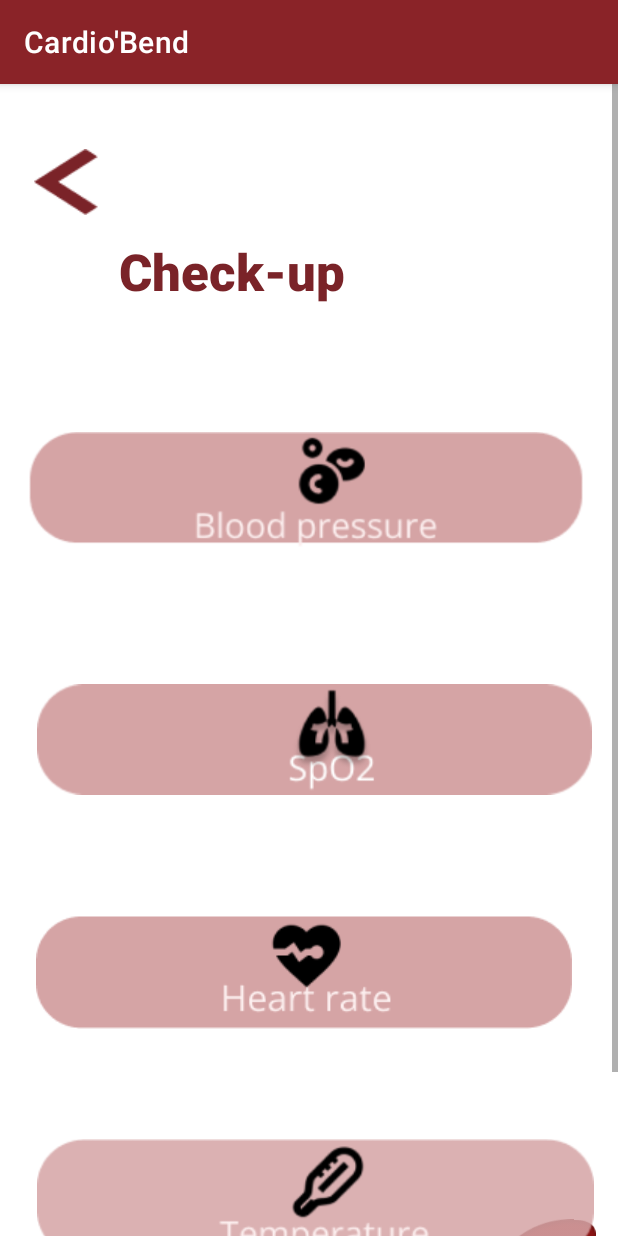
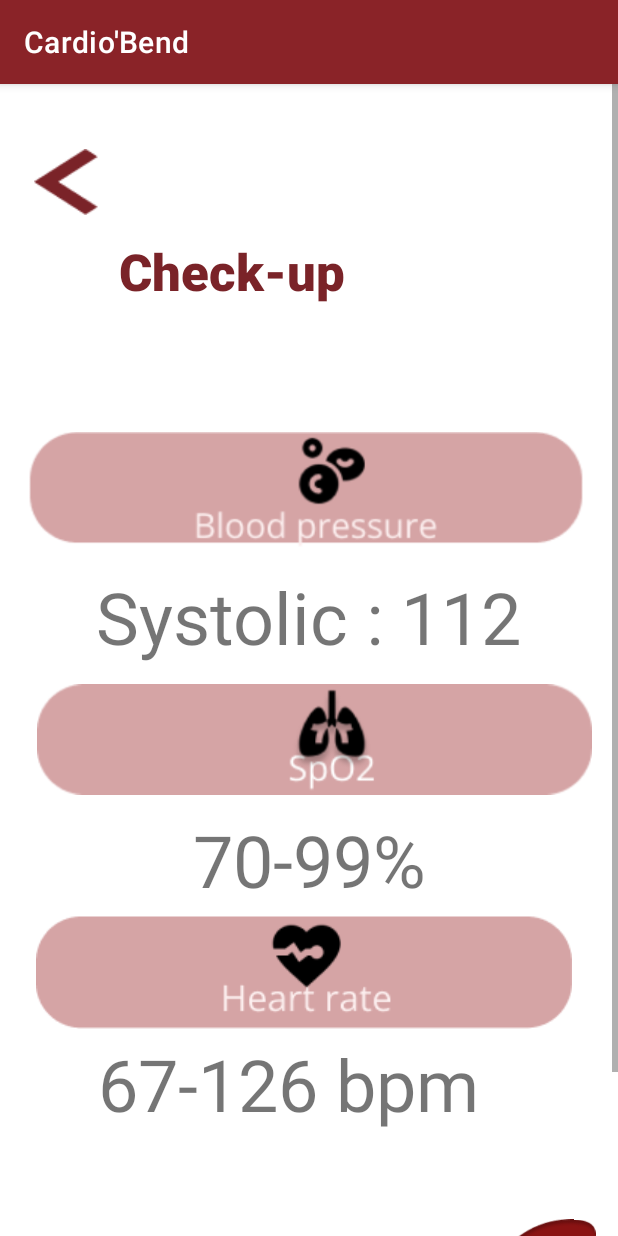
Before and after one commit to cycy27/PST, an Android app: the CheckUpActivity screen opened directly, with no data from a screen before it, on a phone screen of 412 x 824 dp. Run offline under Robolectric (Android 15) with nearby library versions, the phone set to English and light mode, and no system bars.

Commit message:
changes made

```diff
--- a/app/src/main/res/layout/activity_check_up.xml
+++ b/app/src/main/res/layout/activity_check_up.xml
@@ -86,19 +86,6 @@
             app:srcCompat="@drawable/group_8" />
 
         <ImageView
-            android:id="@+id/imageView35"
-            android:layout_width="371dp"
-            android:layout_height="89dp"
-            android:contentDescription="@string/temperature"
-            app:layout_constraintBottom_toBottomOf="parent"
-            app:layout_constraintEnd_toEndOf="parent"
-            app:layout_constraintHorizontal_bias="0.6"
-            app:layout_constraintStart_toStartOf="parent"
-            app:layout_constraintTop_toTopOf="parent"
-            app:layout_constraintVertical_bias="0.866"
-            app:srcCompat="@drawable/group_3" />
-
-        <ImageView
             android:id="@+id/imageView36"
             android:layout_width="401dp"
             android:layout_height="91dp"
@@ -123,6 +110,41 @@
             app:layout_constraintTop_toTopOf="parent"
             app:layout_constraintVertical_bias="0.487"
             app:srcCompat="@drawable/group_4" />
+        <TextView
+            android:id="@+id/textView17"
+            android:layout_width="wrap_content"
+            android:layout_height="wrap_content"
+            android:text="Systolic : 112"
+            android:textSize="48sp"
+            app:layout_constraintBottom_toTopOf="@+id/imageView39"
+            app:layout_constraintEnd_toEndOf="parent"
+            app:layout_constraintStart_toStartOf="parent"
+            app:layout_constraintTop_toBottomOf="@+id/imageView36" />
+
+        <TextView
+            android:id="@+id/textView19"
+            android:layout_width="wrap_content"
+            android:layout_height="wrap_content"
+            android:text="70-99%"
+            android:textSize="48sp"
+            app:layout_constraintBottom_toTopOf="@+id/imageView34"
+            app:layout_constraintEnd_toEndOf="parent"
+            app:layout_constraintStart_toStartOf="parent"
+            app:layout_constraintTop_toBottomOf="@+id/imageView39" />
+
+        <TextView
+            android:id="@+id/textView20"
+            android:layout_width="wrap_content"
+            android:layout_height="wrap_content"
+            android:layout_marginTop="4dp"
+            android:text="67-126 bpm"
+            android:textSize="48sp"
+            app:layout_constraintBottom_toBottomOf="parent"
+            app:layout_constraintEnd_toEndOf="parent"
+            app:layout_constraintHorizontal_bias="0.415"
+            app:layout_constraintStart_toStartOf="parent"
+            app:layout_constraintTop_toBottomOf="@+id/imageView34"
+            app:layout_constraintVertical_bias="0.0" />
 
     </androidx.constraintlayout.widget.ConstraintLayout>
 </ScrollView>
--- a/app/src/main/res/layout/activity_main.xml
+++ b/app/src/main/res/layout/activity_main.xml
@@ -38,7 +38,7 @@
         app:layout_constraintHorizontal_bias="0.023"
         app:layout_constraintStart_toStartOf="parent"
         app:layout_constraintTop_toTopOf="parent"
-        app:layout_constraintVertical_bias="0.025"
+        app:layout_constraintVertical_bias="0.0"
         app:srcCompat="@drawable/ellipse_8" />
 
     <ImageView
--- a/app/src/main/res/layout/activity_profil.xml
+++ b/app/src/main/res/layout/activity_profil.xml
@@ -417,6 +417,7 @@
             android:ems="10"
             android:hint=""
             android:inputType="number"
+            android:textColor="@color/white"
             app:layout_constraintBottom_toBottomOf="@+id/imageView17"
             app:layout_constraintEnd_toEndOf="@+id/imageView17"
             app:layout_constraintHorizontal_bias="0.714"
@@ -432,6 +433,7 @@
             android:backgroundTint="@color/white"
             android:ems="10"
             android:hint=""
+            android:textColor="@color/white"
             android:inputType="number"
 
             app:layout_constraintEnd_toEndOf="@+id/imageView19"
@@ -448,6 +450,7 @@
             android:ems="10"
             android:hint=""
             android:inputType="number"
+            android:textColor="@color/white"
             app:layout_constraintEnd_toEndOf="@+id/imageView20"
             app:layout_constraintHorizontal_bias="0.541"
             app:layout_constraintStart_toStartOf="@+id/imageView20"
```
Also changed, not shown: 28 other files.
